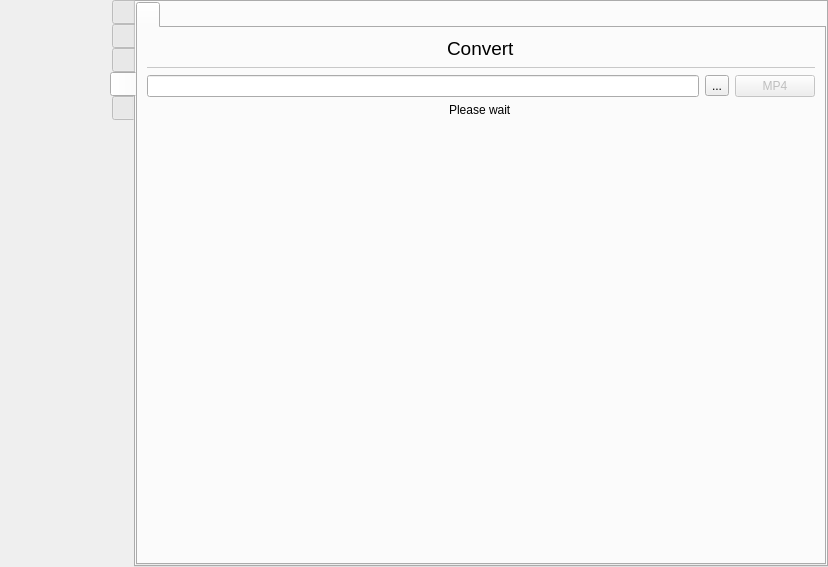
Above: src/wayland/formMainWindow_wl.ui from rusbomber/vokoscreenNG before the change. Below: the same form after it.
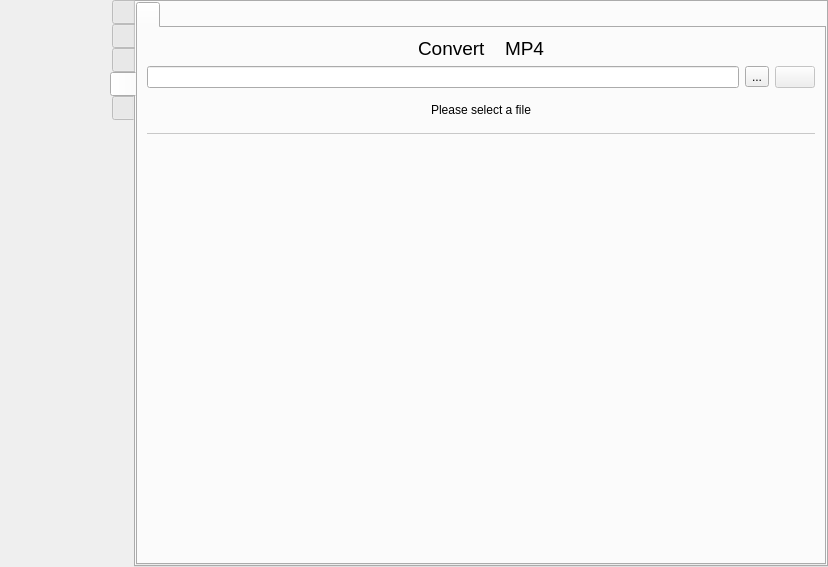
That is the form after the change. Icons and pictures are not drawn.

Commit message: Wayland: add tab convert

Patch:
```diff
--- a/src/wayland/formMainWindow_wl.ui
+++ b/src/wayland/formMainWindow_wl.ui
@@ -2883,7 +2883,22 @@
               <string notr="true"/>
              </attribute>
              <layout class="QVBoxLayout" name="verticalLayout_23">
-              <item alignment="Qt::AlignHCenter">
+              <item>
+               <layout class="QHBoxLayout" name="horizontalLayout_18">
+                <item>
+                 <spacer name="horizontalSpacer_10">
+                  <property name="orientation">
+                   <enum>Qt::Horizontal</enum>
+                  </property>
+                  <property name="sizeHint" stdset="0">
+                   <size>
+                    <width>40</width>
+                    <height>20</height>
+                   </size>
+                  </property>
+                 </spacer>
+                </item>
+                <item>
                <widget class="QLabel" name="label_3">
                 <property name="font">
                  <font>
@@ -2896,17 +2911,50 @@
                </widget>
               </item>
               <item>
-               <widget class="Line" name="line_7">
-                <property name="styleSheet">
-                 <string notr="true">color: rgb(200, 200, 200);</string>
-                </property>
-                <property name="frameShadow">
-                 <enum>QFrame::Plain</enum>
-                </property>
+                 <widget class="QLabel" name="label_5">
+                  <property name="maximumSize">
+                   <size>
+                    <width>22</width>
+                    <height>22</height>
+                   </size>
+                  </property>
+                  <property name="text">
+                   <string notr="true"/>
+                  </property>
+                  <property name="pixmap">
+                   <pixmap resource="../screencast.qrc">:/pictures/fileDirDialog/forwardButton.png</pixmap>
+                  </property>
+                  <property name="scaledContents">
+                   <bool>true</bool>
+                  </property>
+                 </widget>
+                </item>
+                <item>
+                 <widget class="QLabel" name="label_6">
+                  <property name="font">
+                   <font>
+                    <pointsize>14</pointsize>
+                   </font>
+                  </property>
+                  <property name="text">
+                   <string>MP4</string>
+                  </property>
+                 </widget>
+                </item>
+                <item>
+                 <spacer name="horizontalSpacer">
                 <property name="orientation">
                  <enum>Qt::Horizontal</enum>
                 </property>
-               </widget>
+                  <property name="sizeHint" stdset="0">
+                   <size>
+                    <width>40</width>
+                    <height>20</height>
+                   </size>
+                  </property>
+                 </spacer>
+                </item>
+               </layout>
               </item>
               <item>
                <layout class="QVBoxLayout" name="verticalLayout_24">
@@ -2935,20 +2983,49 @@
                      <bool>false</bool>
                     </property>
                     <property name="text">
-                     <string notr="true">MP4</string>
+                     <string notr="true"/>
+                    </property>
+                    <property name="icon">
+                     <iconset resource="../screencast.qrc">
+                      <normaloff>:/pictures/screencast/accept.png</normaloff>:/pictures/screencast/accept.png</iconset>
                     </property>
                    </widget>
                   </item>
                  </layout>
                 </item>
+                <item>
+                 <widget class="QWidget" name="widget_convert_MP4" native="true">
+                  <layout class="QHBoxLayout" name="horizontalLayout_19">
                 <item alignment="Qt::AlignHCenter">
                  <widget class="QLabel" name="label_convert_MP4">
+                     <property name="sizePolicy">
+                      <sizepolicy hsizetype="MinimumExpanding" vsizetype="Preferred">
+                       <horstretch>0</horstretch>
+                       <verstretch>0</verstretch>
+                      </sizepolicy>
+                     </property>
                   <property name="text">
-                   <string>Please wait</string>
+                      <string>Please select a file</string>
                   </property>
                  </widget>
                 </item>
                </layout>
+                 </widget>
+                </item>
+               </layout>
+              </item>
+              <item>
+               <widget class="Line" name="line_10">
+                <property name="styleSheet">
+                 <string notr="true">color: rgb(200, 200, 200);</string>
+                </property>
+                <property name="frameShadow">
+                 <enum>QFrame::Plain</enum>
+                </property>
+                <property name="orientation">
+                 <enum>Qt::Horizontal</enum>
+                </property>
+               </widget>
               </item>
               <item>
                <spacer name="verticalSpacer_11">
```
Lines whose indentation alone changed are shown as unchanged. The commit also changes 2 other files.
